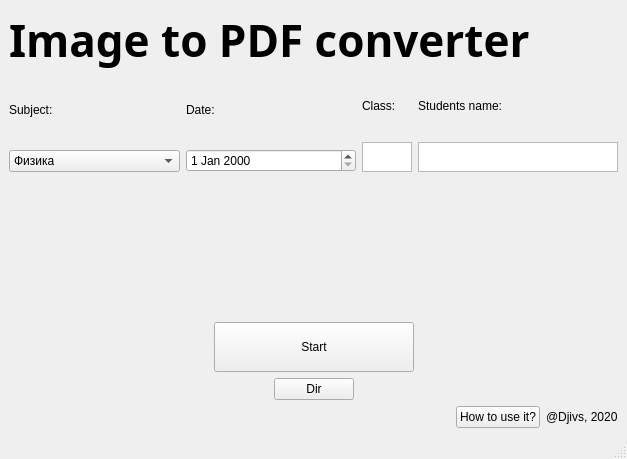
Before: the Qt Designer form img-to-pdf/mainwindow.ui in Djivs/img-to-pdf, drawn with Qt 5.
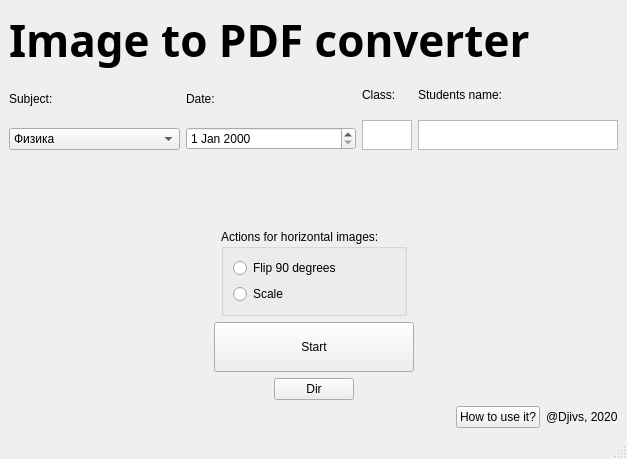
After: the same form once the commit is applied. Icons and pictures are not drawn.

Commit message: :construction: Start options for image flipping developing

What changed in the file:
```diff
--- a/img-to-pdf/mainwindow.ui
+++ b/img-to-pdf/mainwindow.ui
@@ -18,7 +18,7 @@
     <normaloff>../img/logo.png</normaloff>../img/logo.png</iconset>
   </property>
   <widget class="QWidget" name="centralwidget">
-   <layout class="QVBoxLayout" name="verticalLayout_5">
+   <layout class="QVBoxLayout" name="verticalLayout_6">
     <item>
      <widget class="QLabel" name="nameLabel">
       <property name="font">
@@ -188,17 +188,67 @@
       <property name="orientation">
        <enum>Qt::Vertical</enum>
       </property>
-      <property name="sizeType">
-       <enum>QSizePolicy::Fixed</enum>
-      </property>
       <property name="sizeHint" stdset="0">
        <size>
         <width>20</width>
-        <height>144</height>
+        <height>37</height>
        </size>
       </property>
      </spacer>
     </item>
+    <item>
+     <layout class="QHBoxLayout" name="horizontalLayout_6">
+      <item>
+       <spacer name="horizontalSpacer_6">
+        <property name="orientation">
+         <enum>Qt::Horizontal</enum>
+        </property>
+        <property name="sizeHint" stdset="0">
+         <size>
+          <width>40</width>
+          <height>20</height>
+         </size>
+        </property>
+       </spacer>
+      </item>
+      <item>
+       <widget class="QGroupBox" name="groupBox">
+        <property name="title">
+         <string>Actions for horizontal images:</string>
+        </property>
+        <layout class="QVBoxLayout" name="verticalLayout_5">
+         <item>
+          <widget class="QRadioButton" name="flipImageButton">
+           <property name="text">
+            <string>Flip 90 degrees</string>
+           </property>
+          </widget>
+         </item>
+         <item>
+          <widget class="QRadioButton" name="ScaleImageButton">
+           <property name="text">
+            <string>Scale</string>
+           </property>
+          </widget>
+         </item>
+        </layout>
+       </widget>
+      </item>
+      <item>
+       <spacer name="horizontalSpacer_7">
+        <property name="orientation">
+         <enum>Qt::Horizontal</enum>
+        </property>
+        <property name="sizeHint" stdset="0">
+         <size>
+          <width>40</width>
+          <height>20</height>
+         </size>
+        </property>
+       </spacer>
+      </item>
+     </layout>
+    </item>
     <item>
      <layout class="QHBoxLayout" name="horizontalLayout_2">
       <property name="spacing">
```
